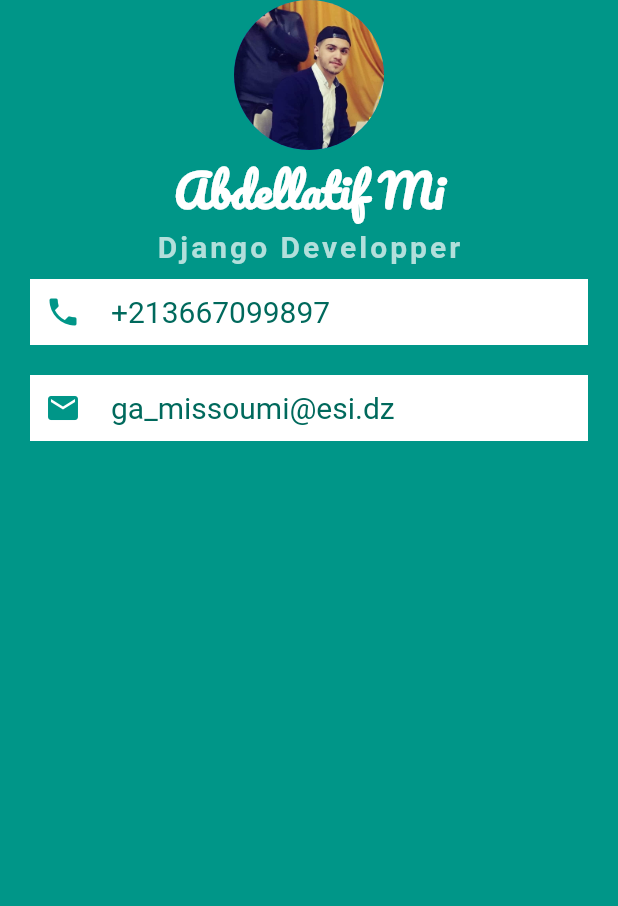
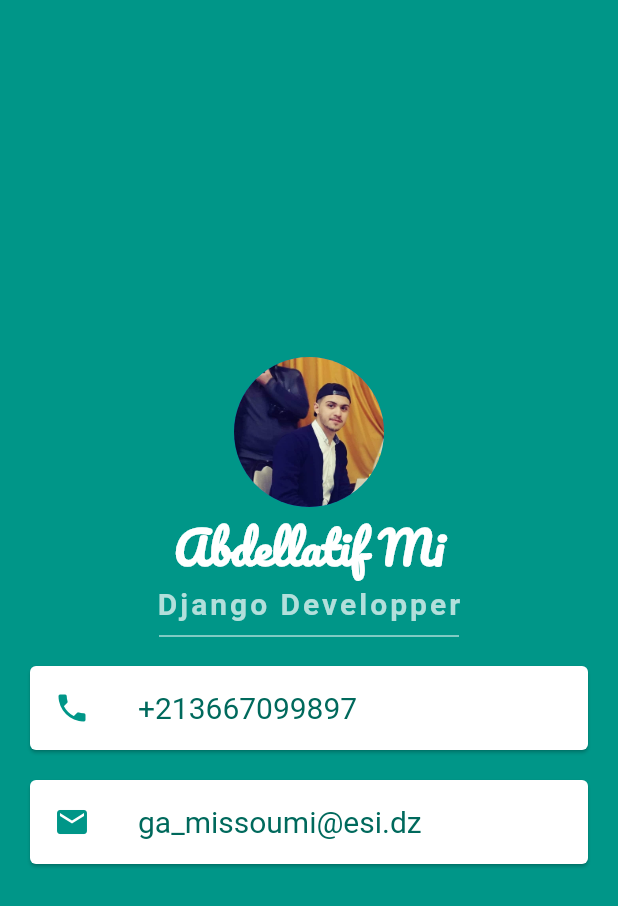
Before and after one commit to Missoumi/flutter-mi-card, a Flutter app: the screen it shows after launch, on a phone screen of 412 x 824 dp. Shown: the top 906 px of the screen. Run offline on Flutter 3.47's test engine with Material 2 defaults, Android fonts, the phone set to English and light mode, and no system bars.

Commit message:
finale commit

```diff
--- a/lib/main.dart
+++ b/lib/main.dart
@@ -12,6 +12,7 @@ class MyApp extends StatelessWidget {
         backgroundColor: Colors.teal,
         body: SafeArea(
           child: Column(
+            mainAxisAlignment: MainAxisAlignment.center,
             children: <Widget>[
               CircleAvatar(
                 radius: 50.0,
@@ -35,46 +36,41 @@ class MyApp extends StatelessWidget {
                   letterSpacing: 2.0,
                 ),
               ),
-              Container(
+              SizedBox(
+                height: 20.0,
+                width: 200.0,
+                child: Divider(
+                  color: Colors.white,
+                ),
+              ),
+              Card(
                 color: Colors.white,
                 margin: EdgeInsets.symmetric(vertical: 10.0, horizontal: 20.0),
-                padding: EdgeInsets.all(10.0),
-                child: Row(
-                  children: <Widget>[
-                    Icon(
+                child: ListTile(
+                  title: Text(
+                    '+213667099897',
+                    style:
+                        TextStyle(color: Colors.teal.shade800, fontSize: 20.0),
+                  ),
+                  leading: Icon(
                     Icons.phone,
                     color: Colors.teal,
                   ),
-                    SizedBox(
-                      width: 20.0,
-                    ),
-                    Text(
-                      '+213667099897',
-                      style: TextStyle(
-                          color: Colors.teal.shade800, fontSize: 20.0),
-                    )
-                  ],
                 ),
               ),
-              Container(
+              Card(
                 color: Colors.white,
                 margin: EdgeInsets.symmetric(vertical: 10.0, horizontal: 20.0),
-                padding: EdgeInsets.all(10.0),
-                child: Row(
-                  children: <Widget>[
-                    Icon(
+                child: ListTile(
+                  title: Text(
+                    'ga_missoumi@esi.dz',
+                    style:
+                        TextStyle(color: Colors.teal.shade800, fontSize: 20.0),
+                  ),
+                  leading: Icon(
                     Icons.mail,
                     color: Colors.teal,
                   ),
-                    SizedBox(
-                      width: 20.0,
-                    ),
-                    Text(
-                      'ga_missoumi@esi.dz',
-                      style: TextStyle(
-                          color: Colors.teal.shade800, fontSize: 20.0),
-                    )
-                  ],
                 ),
               )
             ],
```
Lines whose indentation alone changed are shown as unchanged.
